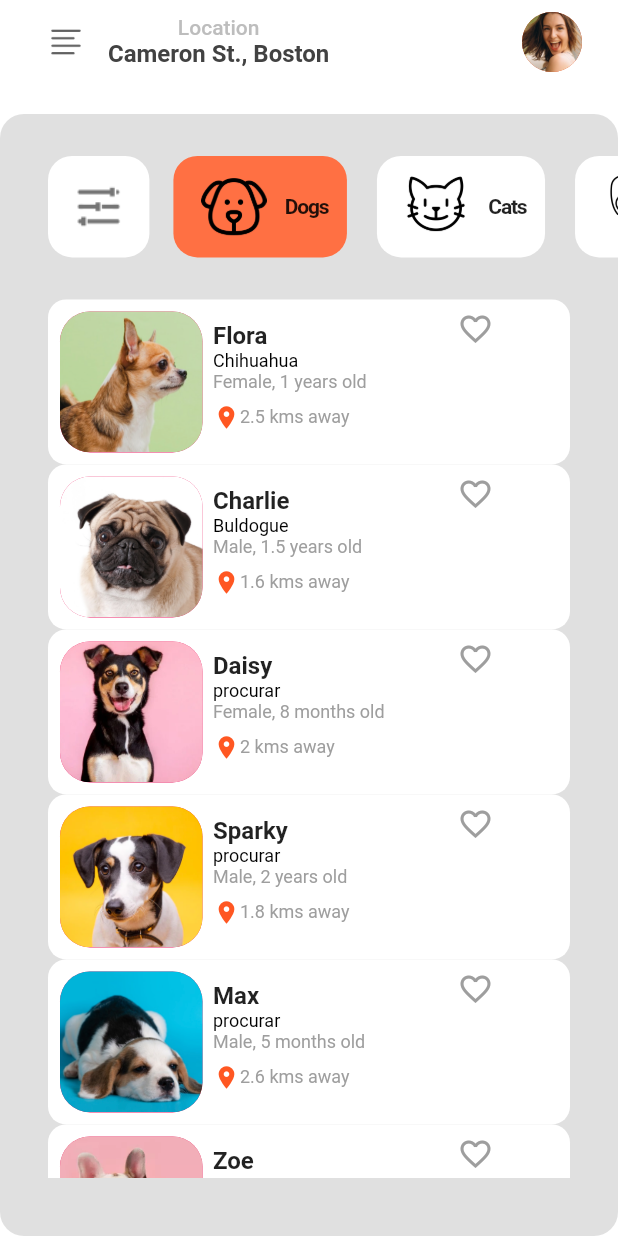
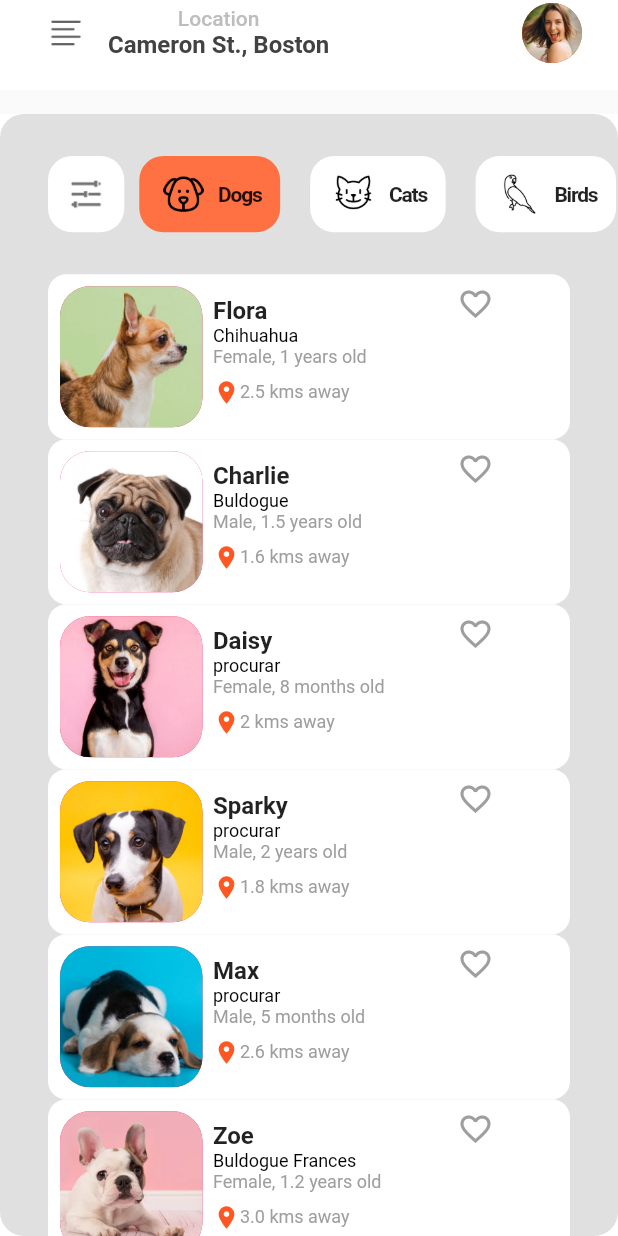
Before and after one commit to rayaniselim/app_pet_fteam, a Flutter app: the screen it shows after launch, on a phone screen of 412 x 824 dp. Run offline on Flutter 3.47's test engine with Material 2 defaults, Android fonts, the phone set to English and light mode, and no system bars.

Commit message:
sliver app bar

```diff
--- a/lib/components/category_appbar_component.dart
+++ b/lib/components/category_appbar_component.dart
@@ -20,24 +20,22 @@
     return Container(
       padding: const EdgeInsets.all(12),
       decoration: BoxDecoration(
-// mudar a cor do item selecionado
-        color: itemSelecionado == true ? Colors.deepOrange[400] : Colors.white,
-
+        color: itemSelecionado == true
+            ? Colors.deepOrange[400]
+            : Colors.white, // mudar a cor do item selecionado
         borderRadius: BorderRadius.circular(16),
       ),
       child: Row(
         children: [
-// proporcao da tela
           AspectRatio(
-            aspectRatio: 1.3,
+            aspectRatio: 1.3, // proporcao da tela
             child: Image.asset(categoryPetModel.icone),
           ),
           const SizedBox(width: 6),
           Text(
             categoryPetModel.especie,
             style: const TextStyle(
-// espacamento no texto
-              letterSpacing: -0.8,
+              letterSpacing: -0.8, // espacamento no texto
               fontWeight: FontWeight.bold,
             ),
           ),
--- a/lib/components/category_list_component.dart
+++ b/lib/components/category_list_component.dart
@@ -29,7 +29,7 @@
                         child: SettingsItemComponent(),
                       )
                     : const SizedBox(),
-                indexAtual == 0 ? const SizedBox(width: 16) : const SizedBox(),
+                indexAtual == 0 ? const SizedBox(width: 10) : const SizedBox(),
                 ValueListenableBuilder(
                     valueListenable: indexSelecionado,
                     builder: (context, value, builder) {
--- a/lib/data/list_pet_data.dart
+++ b/lib/data/list_pet_data.dart
@@ -49,4 +49,31 @@
     image: 'assets/image/c4.png',
     localizacao: '3.0 kms away',
   ),
+
+  // ----------
+
+  ItemPet(
+    nome: 'Sparky',
+    raca: 'procurar',
+    idade: '2 years old',
+    sexo: 'Male',
+    image: 'assets/image/c5.png',
+    localizacao: '1.8 kms away',
+  ),
+  ItemPet(
+    nome: 'Max',
+    raca: 'procurar',
+    idade: '5 months old',
+    sexo: 'Male',
+    image: 'assets/image/c6.png',
+    localizacao: '2.6 kms away',
+  ),
+  ItemPet(
+    nome: 'Zoe',
+    raca: 'Buldogue Frances',
+    idade: '1.2 years old',
+    sexo: 'Female',
+    image: 'assets/image/c4.png',
+    localizacao: '3.0 kms away',
+  ),
 ];
--- a/lib/main.dart
+++ b/lib/main.dart
@@ -1,5 +1,5 @@
-import 'package:app_pet_fteam/screens/Home_screen.dart';
 import 'package:flutter/material.dart';
+import 'screens/Home_screen.dart';
 
 void main() {
   runApp(const MyApp());
@@ -15,7 +15,9 @@
       theme: ThemeData(
         primarySwatch: Colors.deepOrange,
       ),
+
       home: const HomeScreen(),
+      //   home: const AppBarMobile(),
     );
   }
 }
--- /dev/null
+++ b/lib/mobile_app_bar.dart
@@ -0,0 +1,32 @@
+import 'package:app_pet_fteam/components/app_bar_component.dart';
+import 'package:flutter/material.dart';
+
+class AppBarMobile extends StatelessWidget {
+  const AppBarMobile({Key? key}) : super(key: key);
+
+  @override
+  Widget build(BuildContext context) {
+    return Scaffold(
+      body: Stack(
+        children: const [
+          CustomScrollView(
+            slivers: [
+              SliverAppBar(
+                toolbarHeight: 60,
+                snap: true,
+                floating: true,
+                centerTitle: true,
+                elevation: 0,
+                backgroundColor: Colors.white,
+                flexibleSpace: FlexibleSpaceBar(
+                  centerTitle: true,
+                  title: AppBarComponents(),
+                ),
+              ),
+            ],
+          ),
+        ],
+      ),
+    );
+  }
+}
--- a/lib/screens/Home_screen.dart
+++ b/lib/screens/Home_screen.dart
@@ -1,8 +1,9 @@
 import 'package:app_pet_fteam/components/Item_pet_components.dart';
-import 'package:app_pet_fteam/components/app_bar_component.dart';
 import 'package:app_pet_fteam/components/category_list_component.dart';
 import 'package:app_pet_fteam/data/list_pet_data.dart';
 import 'package:flutter/material.dart';
+
+import '../mobile_app_bar.dart';
 
 class HomeScreen extends StatelessWidget {
   const HomeScreen({Key? key}) : super(key: key);
@@ -13,7 +14,7 @@
       backgroundColor: Colors.white,
       appBar: const PreferredSize(
         preferredSize: Size.fromHeight(76),
-        child: AppBarComponents(),
+        child: AppBarMobile(),
       ),
       body: Container(
         decoration: BoxDecoration(
@@ -22,14 +23,20 @@
         ),
         child: Column(
           children: [
-            SizedBox(
+            const Expanded(
+              flex: 1,
+              child: SizedBox(
                 // proporcao da tela é 1, ai divide em 0. x
-              height: MediaQuery.of(context).size.height * 0.15,
-              width: MediaQuery.of(context).size.width,
-              child: const PetCategoriesListComponent(),
+                //   height: MediaQuery.of(context).size.height * 0.15,
+                // width: MediaQuery.of(context).size.width,
+                child: PetCategoriesListComponent(),
               ),
-            SizedBox(
-              height: (MediaQuery.of(context).size.height * 0.85) - 115,
+            ),
+            Expanded(
+              flex: 6,
+              child: SizedBox(
+                //  height: (MediaQuery.of(context).size.height * 0.85) - 115,
+                // width: MediaQuery.of(context).size.width,
                 child: ListView.builder(
                   scrollDirection: Axis.vertical,
                   itemCount: listPetData.length,
@@ -39,11 +46,13 @@
                     right: 32,
                     bottom: 32,
                   ),
+                  shrinkWrap: false,
                   itemBuilder: (context, index) {
                     return ItemPetComponents(
                       pet: listPetData[index],
                     );
                   },
+                ),
               ),
             ),
           ],
```
Also changed, not shown: lib/web_app_bar.dart (added, +64 -0 lines), pubspec.yaml (+3 -5 lines). Lines whose indentation alone changed are shown as unchanged.
